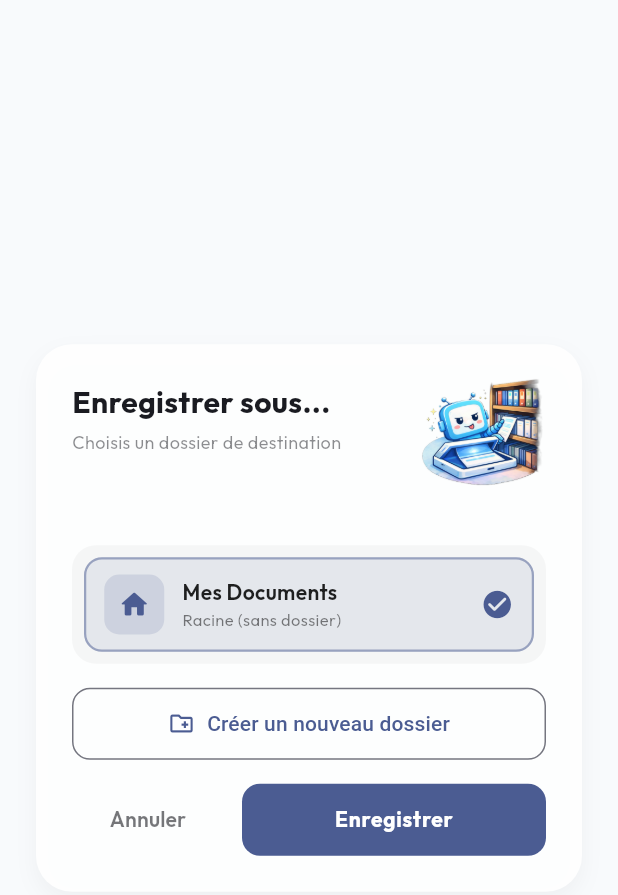
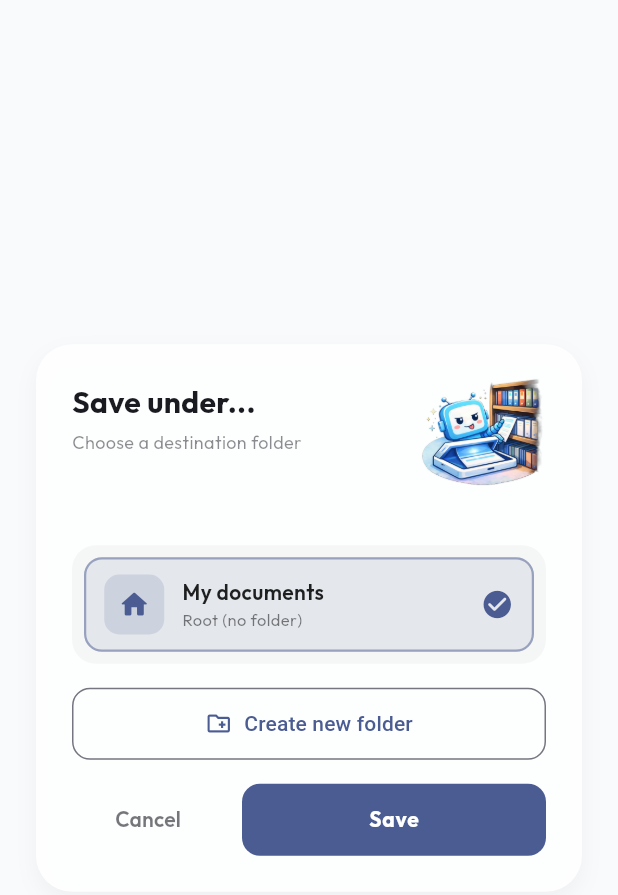
Before and after one commit to panplumousse-star/AIScan, a Flutter app: the BentoMoveToFolderDialog widget shown alone on an empty page, opened directly with empty values, on a phone screen of 412 x 824 dp. Shown: the top 895 px of the screen. Run offline on Flutter 3.47's test engine with Material 3 defaults, Android fonts, the phone set to English and light mode, and no system bars; our stand-ins replace audioplayers, file_picker, flutter_contacts, flutter_riverpod, flutter_secure_storage, google_fonts and 7 more; missing offline and left inert: aes_encrypt_file, encrypt, google_mlkit_document_scanner, google_mlkit_text_recognition; accounts and stored records are empty; network calls fail.

Commit message:
feat: Expand i18n to document detail, move dialog, and rename dialog
- Add localization to document_detail_screen.dart: action buttons, delete dialog, snackbars
- Add localization to bento_move_folder_dialog.dart: title, subtitle, folder options, buttons
- Add localization to bento_rename_document_dialog.dart: title, hint text, buttons
- Updated l10n files with regenerated localization

Co-Authored-By: Claude Opus 4.5 <noreply@anthropic.com>

```diff
--- a/lib/core/widgets/bento_move_folder_dialog.dart
+++ b/lib/core/widgets/bento_move_folder_dialog.dart
@@ -5,6 +5,7 @@ import 'package:google_fonts/google_fonts.dart';
 
 import '../../features/folders/domain/folder_model.dart';
 import '../../features/folders/presentation/widgets/bento_folder_dialog.dart';
+import '../../l10n/app_localizations.dart';
 import 'bento_card.dart';
 import 'bento_mascot.dart';
 
@@ -89,17 +90,18 @@ class _BentoMoveToFolderDialogState extends State<BentoMoveToFolderDialog> {
     }
   }
 
-  String get _defaultTitle {
+  String _getDefaultTitle(AppLocalizations? l10n) {
     if (widget.selectedCount == 1) {
-      return 'Enregistrer sous...';
+      return l10n?.saveUnder ?? 'Save under...';
     }
-    return 'Déplacer ${widget.selectedCount} documents';
+    return l10n?.moveDocuments(widget.selectedCount) ?? 'Move ${widget.selectedCount} documents';
   }
 
   @override
   Widget build(BuildContext context) {
     final theme = Theme.of(context);
     final isDark = theme.brightness == Brightness.dark;
+    final l10n = AppLocalizations.of(context);
 
     return BackdropFilter(
       filter: ImageFilter.blur(sigmaX: 3, sigmaY: 3),
@@ -134,7 +136,7 @@ class _BentoMoveToFolderDialogState extends State<BentoMoveToFolderDialog> {
                             crossAxisAlignment: CrossAxisAlignment.start,
                             children: [
                               Text(
-                                widget.title ?? _defaultTitle,
+                                widget.title ?? _getDefaultTitle(l10n),
                                 style: GoogleFonts.outfit(
                                   fontSize: 20,
                                   fontWeight: FontWeight.w700,
@@ -143,7 +145,7 @@ class _BentoMoveToFolderDialogState extends State<BentoMoveToFolderDialog> {
                               ),
                               const SizedBox(height: 4),
                               Text(
-                                widget.subtitle ?? 'Choisis un dossier de destination',
+                                widget.subtitle ?? (l10n?.chooseDestinationFolder ?? 'Choose a destination folder'),
                                 style: GoogleFonts.outfit(
                                   fontSize: 12,
                                   color: theme.colorScheme.onSurface.withValues(alpha: 0.5),
@@ -181,8 +183,8 @@ class _BentoMoveToFolderDialogState extends State<BentoMoveToFolderDialog> {
                           // Root folder option
                           _FolderOption(
                             icon: Icons.home_rounded,
-                            name: 'Mes Documents',
-                            subtitle: 'Racine (sans dossier)',
+                            name: l10n?.myDocuments ?? 'My Documents',
+                            subtitle: l10n?.rootFolder ?? 'Root (no folder)',
                             color: theme.colorScheme.primary,
                             isSelected: _selectedFolderId == null,
                             onTap: () => setState(() => _selectedFolderId = null),
@@ -216,7 +218,7 @@ class _BentoMoveToFolderDialogState extends State<BentoMoveToFolderDialog> {
                     OutlinedButton.icon(
                       onPressed: _showCreateFolderDialog,
                       icon: const Icon(Icons.create_new_folder_outlined),
-                      label: const Text('Créer un nouveau dossier'),
+                      label: Text(l10n?.createNewFolder ?? 'Create new folder'),
                       style: OutlinedButton.styleFrom(
                         minimumSize: const Size(double.infinity, 48),
                         shape: RoundedRectangleBorder(
@@ -240,7 +242,7 @@ class _BentoMoveToFolderDialogState extends State<BentoMoveToFolderDialog> {
                               ),
                             ),
                             child: Text(
-                              'Annuler',
+                              l10n?.cancel ?? 'Cancel',
                               style: GoogleFonts.outfit(
                                 fontWeight: FontWeight.w600,
                                 color: theme.colorScheme.onSurface.withValues(alpha: 0.6),
@@ -260,7 +262,7 @@ class _BentoMoveToFolderDialogState extends State<BentoMoveToFolderDialog> {
                               ),
                             ),
                             child: Text(
-                              widget.selectedCount == 1 ? 'Enregistrer' : 'Déplacer',
+                              widget.selectedCount == 1 ? (l10n?.save ?? 'Save') : (l10n?.move ?? 'Move'),
                               style: GoogleFonts.outfit(
                                 fontWeight: FontWeight.w700,
                               ),
--- a/lib/core/widgets/bento_rename_document_dialog.dart
+++ b/lib/core/widgets/bento_rename_document_dialog.dart
@@ -3,6 +3,7 @@ import 'dart:ui';
 import 'package:flutter/material.dart';
 import 'package:google_fonts/google_fonts.dart';
 
+import '../../l10n/app_localizations.dart';
 import 'bento_card.dart';
 import 'bento_speech_bubble.dart';
 
@@ -91,6 +92,7 @@ class _BentoRenameDocumentDialogState extends State<BentoRenameDocumentDialog> {
   Widget build(BuildContext context) {
     final theme = Theme.of(context);
     final isDark = theme.brightness == Brightness.dark;
+    final l10n = AppLocalizations.of(context);
 
     return BackdropFilter(
       filter: ImageFilter.blur(sigmaX: 3, sigmaY: 3),
@@ -150,7 +152,7 @@ class _BentoRenameDocumentDialogState extends State<BentoRenameDocumentDialog> {
                     ),
                     const SizedBox(height: 16),
                     Text(
-                      widget.dialogTitle ?? 'Renommer le document',
+                      widget.dialogTitle ?? (l10n?.renameDocument ?? 'Rename document'),
                       style: GoogleFonts.outfit(
                         fontSize: 18,
                         fontWeight: FontWeight.w700,
@@ -162,7 +164,7 @@ class _BentoRenameDocumentDialogState extends State<BentoRenameDocumentDialog> {
                       controller: _controller,
                       autofocus: true,
                       decoration: InputDecoration(
-                        hintText: widget.hintText ?? 'Nouveau titre...',
+                        hintText: widget.hintText ?? (l10n?.newTitle ?? 'New title...'),
                         filled: true,
                         fillColor: isDark
                             ? Colors.white.withValues(alpha: 0.05)
@@ -190,7 +192,7 @@ class _BentoRenameDocumentDialogState extends State<BentoRenameDocumentDialog> {
                               padding: const EdgeInsets.symmetric(vertical: 14),
                             ),
                             child: Text(
-                              'Annuler',
+                              l10n?.cancel ?? 'Cancel',
                               style: GoogleFonts.outfit(
                                 color: theme.colorScheme.onSurface
                                     .withValues(alpha: 0.5),
@@ -213,7 +215,7 @@ class _BentoRenameDocumentDialogState extends State<BentoRenameDocumentDialog> {
                                 borderRadius: BorderRadius.circular(14),
                                 child: Center(
                                   child: Text(
-                                    widget.confirmButtonText ?? 'Enregistrer',
+                                    widget.confirmButtonText ?? (l10n?.save ?? 'Save'),
                                     style: GoogleFonts.outfit(
                                       fontWeight: FontWeight.w700,
                                       color: theme.colorScheme.onPrimary,
```
Also changed, not shown: lib/features/documents/presentation/document_detail_screen.dart (+19 -15 lines).
